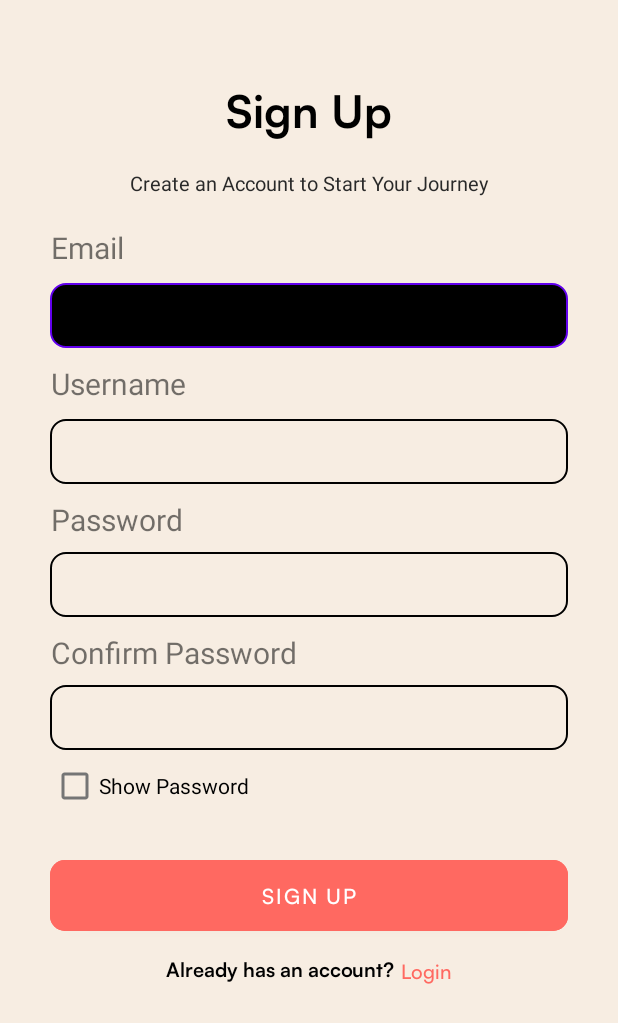
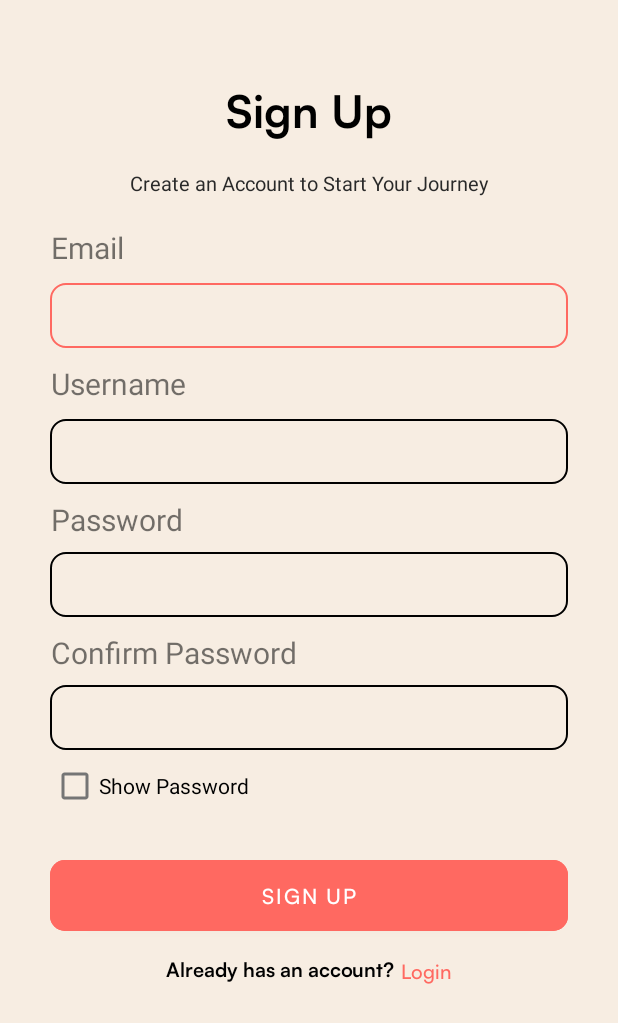
Before and after one commit to LeonAlvarezz/Rendezvous, an Android app: the Register screen opened directly, with no data from a screen before it, on a phone screen of 412 x 824 dp. Shown: the top 1023 px of the screen. Run offline under Robolectric (Android 15) with nearby library versions, the phone set to English and light mode, and no system bars.

Commit message:
register update 3

```diff
--- a/app/src/main/res/drawable/custom_input.xml
+++ b/app/src/main/res/drawable/custom_input.xml
@@ -2,15 +2,15 @@
 <selector xmlns:android="http://schemas.android.com/apk/res/android">
     <item android:state_enabled="true" android:state_focused="true">
         <shape android:shape="rectangle">
-            <solid android:color="@color/black"/>
+            <solid android:color="@android:color/transparent"/>
             <corners android:radius="10dp"/>
-            <stroke android:color="@color/design_default_color_primary" android:width="1dp"/>
+            <stroke android:color="@color/leader" android:width="1dp"/>
         </shape>
     </item>
 
     <item android:state_enabled="true">
         <shape android:shape="rectangle">
-            <corners android:radius="10dp"/>
+            <corners android:radius="10dp"/>\
             <stroke android:color="@color/black" android:width="1dp"/>
         </shape>
     </item>
--- a/app/src/main/res/layout/activity_register.xml
+++ b/app/src/main/res/layout/activity_register.xml
@@ -43,6 +43,7 @@
         android:background="@drawable/custom_input"
         android:ems="10"
         android:inputType="textPersonName"
+        android:paddingLeft="10dp"
         app:layout_constraintEnd_toEndOf="parent"
         app:layout_constraintStart_toStartOf="parent"
         app:layout_constraintTop_toBottomOf="@+id/textView3" />
@@ -55,6 +56,7 @@
         android:background="@drawable/custom_input"
         android:ems="10"
         android:inputType="textPersonName"
+        android:paddingLeft="10dp"
         app:layout_constraintEnd_toEndOf="parent"
         app:layout_constraintStart_toStartOf="parent"
         app:layout_constraintTop_toBottomOf="@+id/textView4" />
@@ -89,6 +91,7 @@
         android:background="@drawable/custom_input"
         android:ems="10"
         android:inputType="textPersonName"
+        android:paddingLeft="10dp"
         app:layout_constraintEnd_toEndOf="parent"
         app:layout_constraintStart_toStartOf="parent"
         app:layout_constraintTop_toBottomOf="@+id/textView5" />
@@ -112,6 +115,7 @@
         android:background="@drawable/custom_input"
         android:ems="10"
         android:inputType="textPersonName"
+        android:paddingLeft="10dp"
         app:layout_constraintEnd_toEndOf="parent"
         app:layout_constraintStart_toStartOf="parent"
         app:layout_constraintTop_toBottomOf="@+id/textView6" />
```
